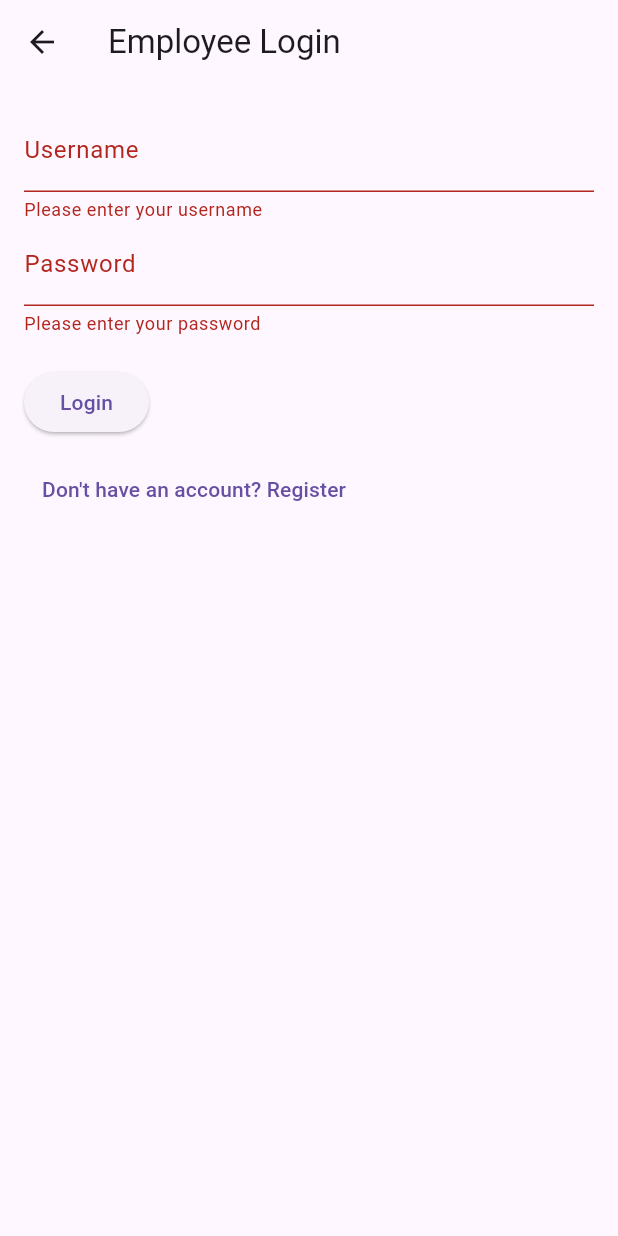
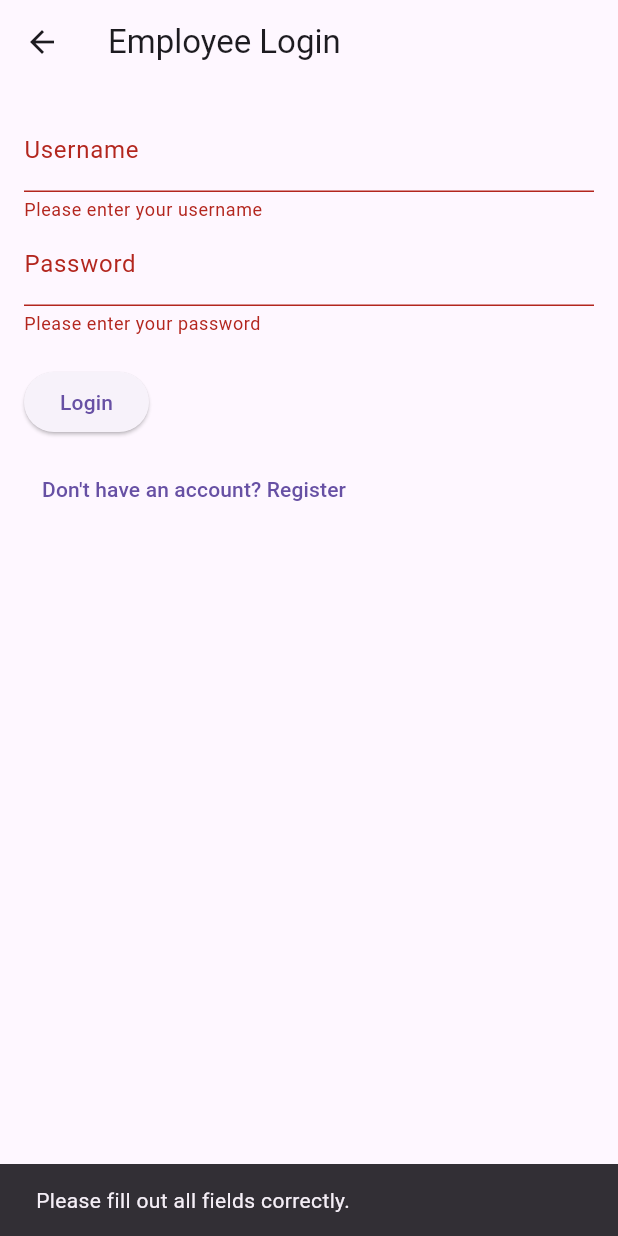
Before and after one commit to AlwaysMori/shop_, a Flutter app: the RegisterPage screen opened directly, after a tap on "Register", after a tap on "Punya akun? Login", after a tap on "Login", on a phone screen of 412 x 824 dp. Run offline on Flutter 3.47's test engine with Material 3 defaults, Android fonts, the phone set to English and light mode, and no system bars; our stand-ins replace shared_preferences; accounts and stored records are empty.

Commit message:
Refactor login and registration processes to trim input fields, improve error handling, and navigate to login page after successful registration.

```diff
--- a/lib/auth/login_page.dart
+++ b/lib/auth/login_page.dart
@@ -17,9 +17,10 @@ class _LoginPageState extends State<LoginPage> {
 
   Future<void> _login() async {
     if (_formKey.currentState!.validate()) {
+      try {
         final String? role = await _employeeService.getUserRole(
-        _usernameController.text,
-        _passwordController.text,
+          _usernameController.text.trim(),
+          _passwordController.text.trim(),
         );
 
         if (role != null) {
@@ -43,6 +44,15 @@ class _LoginPageState extends State<LoginPage> {
             SnackBar(content: Text('Invalid username or password')),
           );
         }
+      } catch (e) {
+        ScaffoldMessenger.of(context).showSnackBar(
+          SnackBar(content: Text('Failed to login: $e')),
+        );
+      }
+    } else {
+      ScaffoldMessenger.of(context).showSnackBar(
+        SnackBar(content: Text('Please fill out all fields correctly.')),
+      );
     }
   }
 
--- a/lib/auth/register_page.dart
+++ b/lib/auth/register_page.dart
@@ -19,12 +19,13 @@ class _RegisterPageState extends State<RegisterPage> {
   Future<void> _saveEmployee() async {
     if (_formKey.currentState!.validate()) {
       final Employee newEmployee = Employee(
-        username: _usernameController.text,
-        password: _passwordController.text,
-        name: _nameController.text,
+        username: _usernameController.text.trim(),
+        password: _passwordController.text.trim(),
+        name: _nameController.text.trim(),
         position: _position,
       );
 
+      try {
         await _employeeService.saveEmployee(newEmployee);
 
         ScaffoldMessenger.of(context).showSnackBar(
@@ -37,6 +38,21 @@ class _RegisterPageState extends State<RegisterPage> {
         setState(() {
           _position = 'Manager';
         });
+
+        // Navigate to login page after successful registration
+        Navigator.pushReplacement(
+          context,
+          MaterialPageRoute(builder: (context) => LoginPage()),
+        );
+      } catch (e) {
+        ScaffoldMessenger.of(context).showSnackBar(
+          SnackBar(content: Text('Failed to register employee: $e')),
+        );
+      }
+    } else {
+      ScaffoldMessenger.of(context).showSnackBar(
+        SnackBar(content: Text('Please fill out all fields correctly.')),
+      );
     }
   }
 
```
Lines whose indentation alone changed are shown as unchanged.
